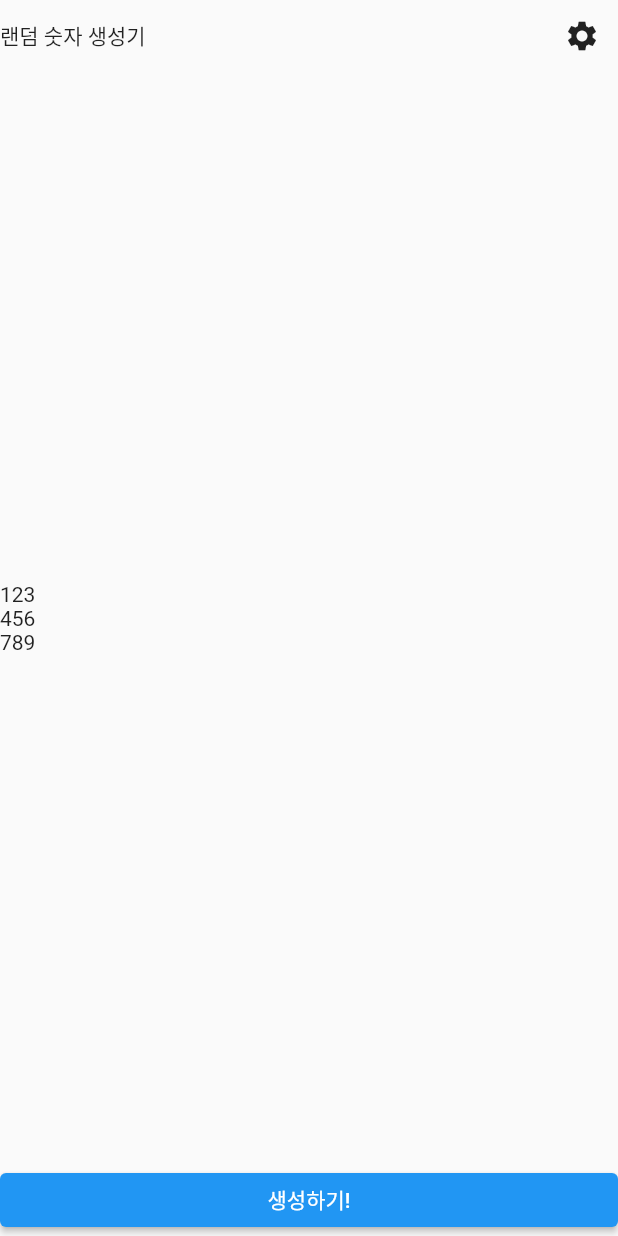
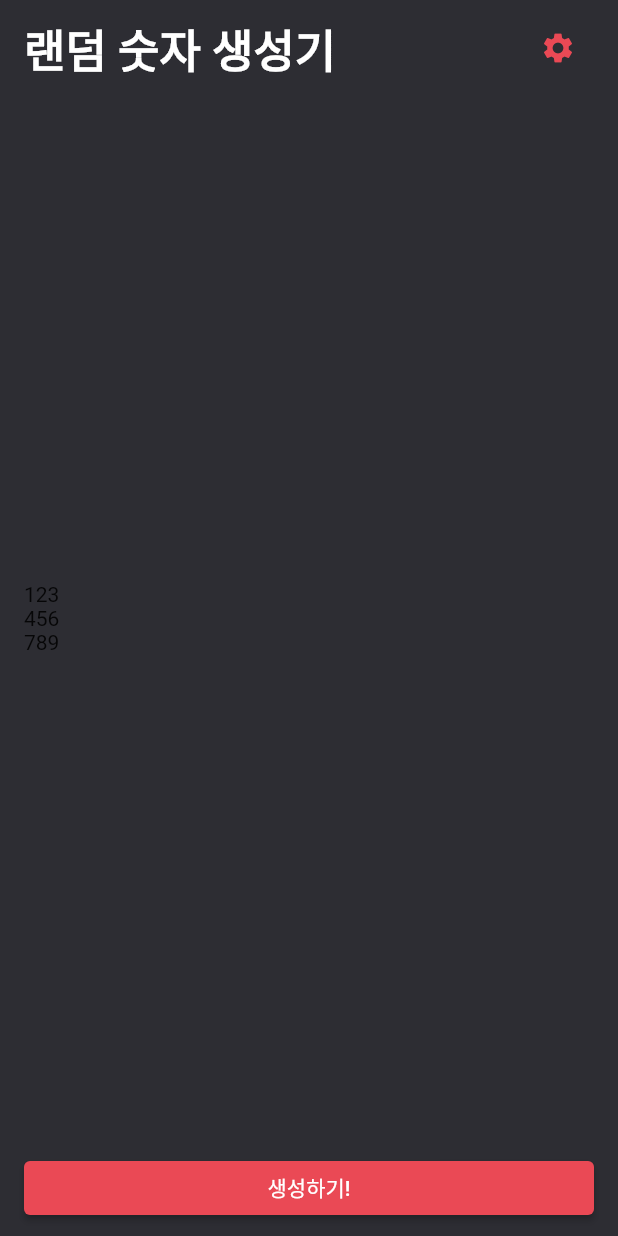
Before and after one commit to rookedsysc/Flutter-Study, a Flutter app: the screen it shows after launch, on a phone screen of 412 x 824 dp. Run offline on Flutter 3.47's test engine with Material 2 defaults, Android fonts, the phone set to English and light mode, and no system bars; our stand-ins replace webview_flutter.

Commit message:
Layout 정렬, Style 주기 + Padding Widget 사용

```diff
--- /dev/null
+++ b/flutterProject/random_number_generator/lib/contant/color.dart
@@ -0,0 +1,6 @@
+import 'package:flutter/material.dart';
+
+// 주로 사용하는 색상 모음
+const Color PRIMARY_COLOR = Color(0xFF2D2D33); // 배경 색상
+const Color RED_COLOR = Color(0xFFEA4955);
+const Color BLUE_COLOR = Color(0xFF549FBF);
--- a/flutterProject/random_number_generator/lib/screen/home_screen.dart
+++ b/flutterProject/random_number_generator/lib/screen/home_screen.dart
@@ -1,4 +1,5 @@
 import 'package:flutter/material.dart';
+import 'package:random_number_generator/contant/color.dart';
 
 class HomeScreen extends StatefulWidget {
   const HomeScreen({Key? key}) : super(key: key);
@@ -11,23 +12,38 @@ class _HomeScreenState extends State<HomeScreen> {
   @override
   Widget build(BuildContext context) {
     return Scaffold(
+      backgroundColor: PRIMARY_COLOR,
       body: SafeArea(
-        child: Column(
-          crossAxisAlignment: CrossAxisAlignment.start,
-            children: [
-          Row(
-              mainAxisAlignment: MainAxisAlignment.spaceBetween
-
-              , children: [
-            Text('랜덤 숫자 생성기'),
+        child: Padding( // Column을 padding으로 감싸줘서 Column과 화면사이의 간격을 둠.
+          /*
+          All: 사방에 같은 간격을 줌,
+          formLTRB(left, top, right, bottom)
+          only(named parameter)
+          sysmmetric(horizontal, vertical): 가로 / 세로
+           */
+          padding: const EdgeInsets.symmetric(horizontal: 16, vertical: 8),
+          child: Column(crossAxisAlignment: CrossAxisAlignment.start, children: [
+            Row(mainAxisAlignment: MainAxisAlignment.spaceBetween, children: [
+              Text(
+                '랜덤 숫자 생성기',
+                style: TextStyle(
+                  color: Colors.white,
+                  fontSize: 30,
+                  fontWeight: FontWeight.w700,
+                ),
+              ),
               IconButton(
+                // 설정 버튼
                 onPressed: () {},
                 icon: Icon(
-                Icons.settings
+                  Icons.settings,
+                  color: RED_COLOR,
                 ),
               ),
             ]),
-          Expanded(child: Column(
+            Expanded(
+                child: Column(
+              // 가운데 부분의 숫자가 남은 공간 전부를 차지함.
               mainAxisAlignment: MainAxisAlignment.center,
               children: [
                 Text('123'),
@@ -35,13 +51,19 @@ class _HomeScreenState extends State<HomeScreen> {
                 Text('789'),
               ],
             )),
-          SizedBox( // SizedBox는 너비와 높이만 정할 수 있음. 간단한 대신 정~~~말 조금 더 빠름.
+            SizedBox(
+              // SizedBox는 너비와 높이만 정할 수 있음. 간단한 대신 정~~~말 조금 더 빠름.
               width: double.infinity, // 무한대 값을 넣어줘도 삐져나가지 않음
-            child: ElevatedButton(onPressed: (){}, child: Text('생성하기!'),
+              child: ElevatedButton(
+                style: ElevatedButton.styleFrom(
+                  primary: RED_COLOR, // 활성화 됐을 때의 색상
+                ),
+                onPressed: () {},
+                child: Text('생성하기!'),
               ),
             )
-
           ]),
+        ),
       ),
     );
   }
```
Lines whose indentation alone changed are shown as unchanged.
